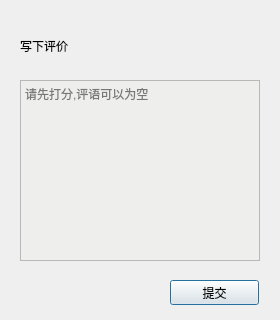
The window that usrui/chefcomment.ui (himarsmty/c-homework) describes before a commit, drawn with Qt 5; both pictures show x 0 to 280 and y 180 to 500 of the 280 by 500 pixel window.
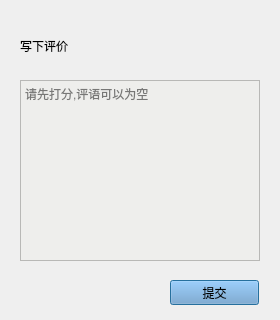
The same window after the commit. Icons and pictures are not drawn.

What changed in the file:
```diff
--- a/usrui/chefcomment.ui
+++ b/usrui/chefcomment.ui
@@ -61,6 +61,43 @@
      <height>25</height>
     </rect>
    </property>
+   <property name="palette">
+    <palette>
+     <active>
+      <colorrole role="Button">
+       <brush brushstyle="SolidPattern">
+        <color alpha="255">
+         <red>114</red>
+         <green>159</green>
+         <blue>207</blue>
+        </color>
+       </brush>
+      </colorrole>
+     </active>
+     <inactive>
+      <colorrole role="Button">
+       <brush brushstyle="SolidPattern">
+        <color alpha="255">
+         <red>114</red>
+         <green>159</green>
+         <blue>207</blue>
+        </color>
+       </brush>
+      </colorrole>
+     </inactive>
+     <disabled>
+      <colorrole role="Button">
+       <brush brushstyle="SolidPattern">
+        <color alpha="255">
+         <red>114</red>
+         <green>159</green>
+         <blue>207</blue>
+        </color>
+       </brush>
+      </colorrole>
+     </disabled>
+    </palette>
+   </property>
    <property name="text">
     <string>提交</string>
    </property>
```
Left out of the diff: 13 changed lines with no effect on the pictures.
